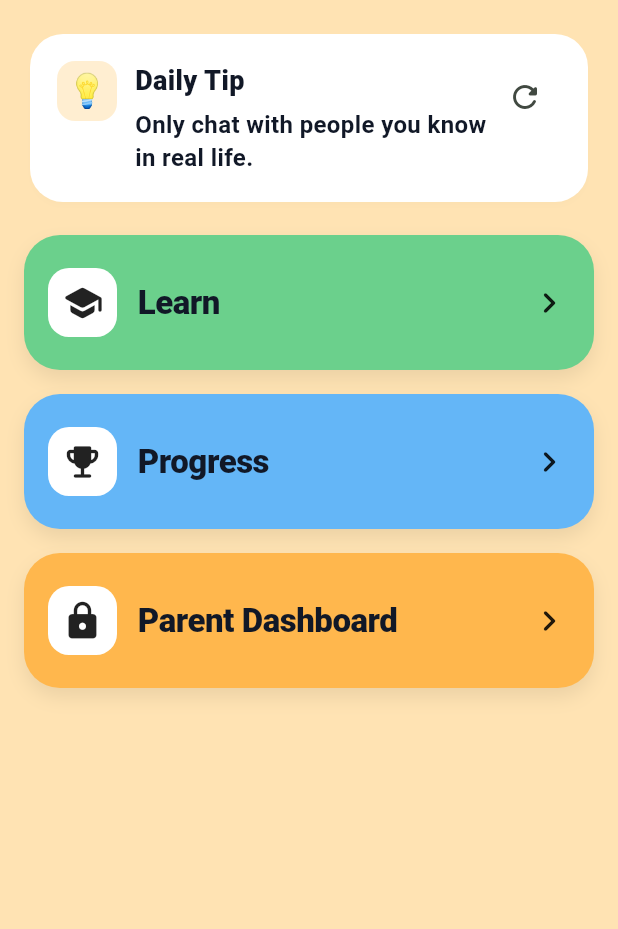
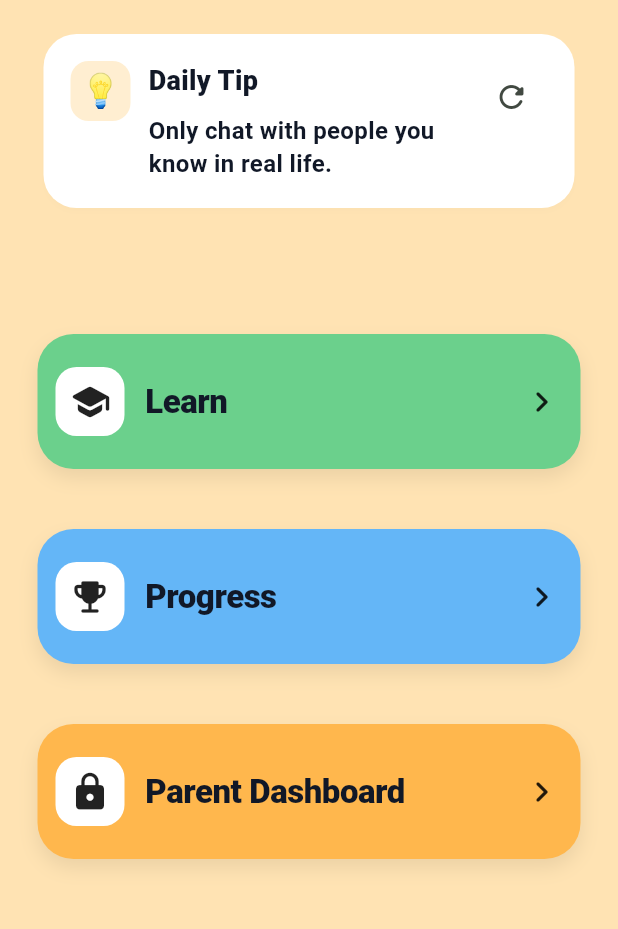
Before and after one commit to AdrienneChiu/COMP826_MobileSystems, a Flutter app: the screen it shows after launch, on a phone screen of 412 x 824 dp, the part 68-997 px from its top. Run offline on Flutter 3.47's test engine with Material 3 defaults, Android fonts, the phone set to English and light mode, and no system bars; our stand-ins replace shared_preferences.

Commit message:
changed layout of homepage

```diff
--- a/lib/view/home_view.dart
+++ b/lib/view/home_view.dart
@@ -62,15 +62,14 @@ class _HomePageState extends State<HomePage> {
         ],
       ),
       body: Padding(
-        padding: const EdgeInsets.fromLTRB(16, 8, 16, 16),
+        padding: const EdgeInsets.fromLTRB(25, 8, 25, 16),
         child: Column(
           children: [
             TipCard(
               text: cyberSafetyTips[_tipIndex],
               onNext: _nextTip, // tap the refresh icon to see another tip
             ),
-            const SizedBox(height: 18),
-
+            const SizedBox(height: 80), // gap between tip and tiles
             Expanded(
               child: ListView(
                 children: [
@@ -80,14 +79,14 @@ class _HomePageState extends State<HomePage> {
                     background: AppColors.greenTile,
                     onTap: () => Navigator.pushNamed(context, LearnView.route),
                   ),
-                  const SizedBox(height: 16),
+                  const SizedBox(height: 40),
                   BigColorTile(
                     icon: Icons.emoji_events_rounded,
                     label: 'Progress',
                     background: AppColors.blueTile,
                     onTap: () => Navigator.pushNamed(context, ProgressView.route),
                   ),
-                  const SizedBox(height: 16),
+                  const SizedBox(height: 40),
                   BigColorTile(
                     icon: Icons.lock_rounded,
                     label: 'Parent Dashboard',
--- a/lib/widget/common.dart
+++ b/lib/widget/common.dart
@@ -37,7 +37,7 @@ class TipCard extends StatelessWidget {
                       fontSize: 18, fontWeight: FontWeight.w800,
                     ),
                   ),
-                  const SizedBox(height: 6),
+                  const SizedBox(height: 10),
                   Text(
                     text,
                     style: const TextStyle(
@@ -96,7 +96,7 @@ class BigColorTile extends StatelessWidget {
           ],
         ),
         child: Padding(
-          padding: const EdgeInsets.symmetric(vertical: 22, horizontal: 16),
+          padding: const EdgeInsets.symmetric(vertical: 22, horizontal: 12),
           child: Row(
             children: [
               Container(
```
